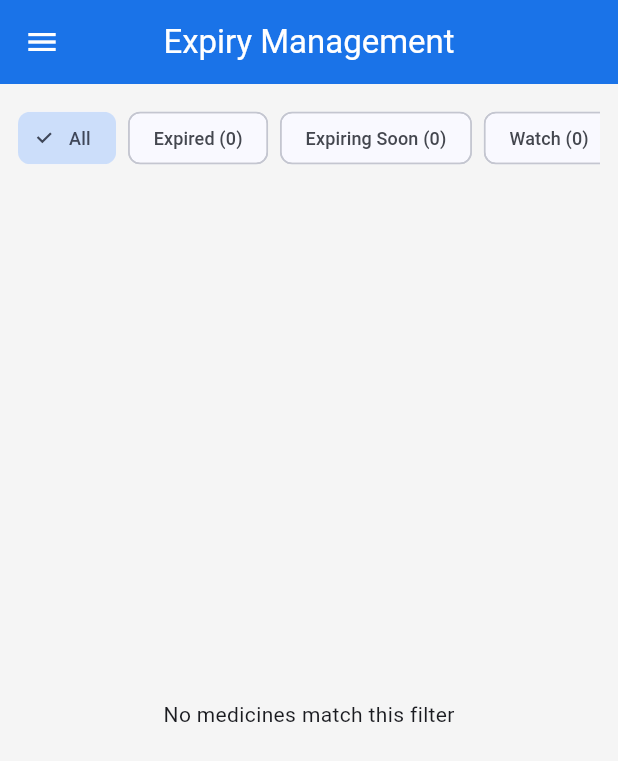
After one commit to founder-kindigi/MediOS, a Flutter app: the ExpiryManagementScreen screen opened by its route, on a phone screen of 412 x 824 dp. The commit adds this screen. Shown: the top 761 px of the screen. Run offline on Flutter 3.47's test engine with Material 3 defaults, Android fonts, the phone set to English and light mode, and no system bars; our stand-ins replace fl_chart, pdf, printing, share_plus, sqflite_common, sqflite_common_ffi and 1 more; accounts and stored records are empty.

Commit message:
Add Expiry Management screen with days-remaining badges
- Dedicated expiry tracking view with color-coded badges (red=expired, orange=<=30d, yellow=<=60d, green=OK)
- Filter chips: All, Expired, Expiring Soon, Watch, No Expiry
- Sorted by expiry date, tap to edit medicine
- Drawer entry, route registered

```diff
--- a/lib/core/widgets/app_drawer.dart
+++ b/lib/core/widgets/app_drawer.dart
@@ -40,6 +40,7 @@ class AppDrawer extends StatelessWidget {
           _drawerItem(context, Icons.dashboard, 'Dashboard', AppRouter.dashboard),
           _drawerItem(context, Icons.bar_chart, 'Reports', AppRouter.reports),
           _drawerItem(context, Icons.medication, 'Inventory', AppRouter.inventory),
+          _drawerItem(context, Icons.calendar_today, 'Expiry Mgmt', AppRouter.expiryManagement),
           _drawerItem(context, Icons.shopping_cart, 'Sales', AppRouter.sales),
           _drawerItem(context, Icons.people, 'Suppliers', AppRouter.suppliers),
           _drawerItem(context, Icons.receipt_long, 'Purchase Orders', AppRouter.purchaseOrders),
--- /dev/null
+++ b/lib/features/inventory/screens/expiry_management_screen.dart
@@ -0,0 +1,192 @@
+import 'package:flutter/material.dart';
+import 'package:provider/provider.dart';
+import '../services/inventory_service.dart';
+import '../../../core/constants/app_colors.dart';
+import '../../../core/widgets/app_drawer.dart';
+import '../../../core/utils/helpers.dart';
+import '../../../routes/app_router.dart';
+import '../../../models/medicine_model.dart';
+
+class ExpiryManagementScreen extends StatefulWidget {
+  const ExpiryManagementScreen({super.key});
+
+  @override
+  State<ExpiryManagementScreen> createState() => _ExpiryManagementScreenState();
+}
+
+class _ExpiryManagementScreenState extends State<ExpiryManagementScreen> {
+  String _filter = 'all';
+
+  @override
+  void initState() {
+    super.initState();
+    WidgetsBinding.instance.addPostFrameCallback((_) {
+      context.read<InventoryService>().loadMedicines();
+    });
+  }
+
+  @override
+  Widget build(BuildContext context) {
+    final inventory = context.watch<InventoryService>();
+    final all = inventory.medicines;
+    final medicines = _filtered(all);
+    final cExpired = _count(all, 'expired');
+    final cSoon = _count(all, 'soon');
+    final cWatch = _count(all, 'watch');
+    final cNone = _count(all, 'none');
+
+    return Scaffold(
+      appBar: AppBar(title: const Text('Expiry Management')),
+      drawer: const AppDrawer(),
+      body: Column(
+        children: [
+          Padding(
+            padding: const EdgeInsets.all(12),
+            child: SingleChildScrollView(
+              scrollDirection: Axis.horizontal,
+              child: Row(
+                children: [
+                  _filterChip('All', 'all'),
+                  _filterChip('Expired ($cExpired)', 'expired'),
+                  _filterChip('Expiring Soon ($cSoon)', 'soon'),
+                  _filterChip('Watch ($cWatch)', 'watch'),
+                  _filterChip('No Expiry ($cNone)', 'none'),
+                ],
+              ),
+            ),
+          ),
+          Expanded(
+            child: inventory.isLoading
+                ? const Center(child: CircularProgressIndicator())
+                : medicines.isEmpty
+                    ? const Center(child: Text('No medicines match this filter'))
+                    : RefreshIndicator(
+                        onRefresh: () => inventory.loadMedicines(),
+                        child: ListView.builder(
+                          padding: const EdgeInsets.symmetric(horizontal: 12),
+                          itemCount: medicines.length,
+                          itemBuilder: (context, index) {
+                            final m = medicines[index];
+                            final days = _daysRemaining(m);
+                            return Card(
+                              child: ListTile(
+                                leading: CircleAvatar(
+                                  backgroundColor: _expiryColor(days).withValues(alpha: 0.2),
+                                  child: Icon(Icons.calendar_today,
+                                      color: _expiryColor(days), size: 20),
+                                ),
+                                title: Text(m.name,
+                                    style: const TextStyle(fontWeight: FontWeight.w600)),
+                                subtitle: Text(
+                                  '${m.manufacturer} | Stock: ${m.stockQuantity} ${m.unit}',
+                                ),
+                                trailing: Column(
+                                  mainAxisAlignment: MainAxisAlignment.center,
+                                  crossAxisAlignment: CrossAxisAlignment.end,
+                                  children: [
+                                    if (m.expiryDate != null) ...[
+                                      Text(Helpers.formatDate(m.expiryDate!),
+                                          style: const TextStyle(fontSize: 12)),
+                                      const SizedBox(height: 2),
+                                      Container(
+                                        padding: const EdgeInsets.symmetric(
+                                            horizontal: 6, vertical: 2),
+                                        decoration: BoxDecoration(
+                                          color: _expiryColor(days).withValues(alpha: 0.15),
+                                          borderRadius: BorderRadius.circular(8),
+                                        ),
+                                        child: Text(
+                                          _daysLabel(days),
+                                          style: TextStyle(
+                                            fontSize: 11,
+                                            fontWeight: FontWeight.bold,
+                                            color: _expiryColor(days),
+                                          ),
+                                        ),
+                                      ),
+                                    ] else
+                                      const Text('No expiry',
+                                          style: TextStyle(
+                                              fontSize: 12, color: AppColors.textSecondary)),
+                                  ],
+                                ),
+                                onTap: () {
+                                  Navigator.pushNamed(
+                                    context,
+                                    '${AppRouter.inventory}/add',
+                                    arguments: m,
+                                  );
+                                },
+                              ),
+                            );
+                          },
+                        ),
+                      ),
+          ),
+        ],
+      ),
+    );
+  }
+
+  int _count(List<MedicineModel> all, [String? group]) {
+    if (group == null) return all.length;
+    return _filtered(all, forceGroup: group).length;
+  }
+
+  List<MedicineModel> _filtered(List<MedicineModel> all, {String? forceGroup}) {
+    final group = forceGroup ?? _filter;
+    switch (group) {
+      case 'expired':
+        return all.where((m) => m.isExpired).toList()
+          ..sort((a, b) => (a.expiryDate ?? DateTime(0)).compareTo(b.expiryDate ?? DateTime(0)));
+      case 'soon':
+        return all.where((m) => m.isNearExpiry && !m.isExpired).toList()
+          ..sort((a, b) => (a.expiryDate ?? DateTime(9999)).compareTo(b.expiryDate ?? DateTime(9999)));
+      case 'watch':
+        return all.where((m) {
+          if (m.expiryDate == null) return false;
+          final d = m.expiryDate!.difference(DateTime.now()).inDays;
+          return d > 30 && d <= 60;
+        }).toList()
+          ..sort((a, b) => (a.expiryDate ?? DateTime(9999)).compareTo(b.expiryDate ?? DateTime(9999)));
+      case 'none':
+        return all.where((m) => m.expiryDate == null).toList();
+      default:
+        return all.where((m) => m.expiryDate != null).toList()
+          ..sort((a, b) => (a.expiryDate ?? DateTime(9999)).compareTo(b.expiryDate ?? DateTime(9999)));
+    }
+  }
+
+  int _daysRemaining(MedicineModel m) {
+    if (m.expiryDate == null) return 9999;
+    return m.expiryDate!.difference(DateTime.now()).inDays;
+  }
+
+  Color _expiryColor(int days) {
+    if (days <= 0) return AppColors.error;
+    if (days <= 30) return Colors.orange;
+    if (days <= 60) return AppColors.warning;
+    return AppColors.success;
+  }
+
+  String _daysLabel(int days) {
+    if (days <= 0) return 'EXPIRED';
+    if (days == 1) return '1 day left';
+    if (days <= 30) return '$days days';
+    if (days <= 60) return '$days days';
+    return 'OK';
+  }
+
+  Widget _filterChip(String label, String value) {
+    final isSelected = _filter == value;
+    return Padding(
+      padding: const EdgeInsets.only(right: 8),
+      child: FilterChip(
+        label: Text(label, style: const TextStyle(fontSize: 12)),
+        selected: isSelected,
+        onSelected: (_) => setState(() => _filter = value),
+        selectedColor: AppColors.primary.withValues(alpha: 0.2),
+      ),
+    );
+  }
+}
--- a/lib/main.dart
+++ b/lib/main.dart
@@ -12,6 +12,7 @@ import 'features/inventory/screens/inventory_screen.dart';
 import 'features/inventory/screens/add_medicine_screen.dart';
 import 'features/inventory/screens/transaction_history_screen.dart';
 import 'features/inventory/screens/stock_adjustment_screen.dart';
+import 'features/inventory/screens/expiry_management_screen.dart';
 import 'features/inventory/services/inventory_service.dart';
 import 'features/sales/screens/sales_screen.dart';
 import 'features/sales/screens/new_sale_screen.dart';
@@ -68,6 +69,7 @@ class MediOSApp extends StatelessWidget {
           AppRouter.inventory: (_) => const InventoryScreen(),
           '${AppRouter.inventory}/add': (ctx) => AddMedicineScreen(medicine: ModalRoute.of(ctx)?.settings.arguments as MedicineModel?),
           AppRouter.stockAdjustment: (_) => const StockAdjustmentScreen(),
+          AppRouter.expiryManagement: (_) => const ExpiryManagementScreen(),
           AppRouter.sales: (_) => const SalesScreen(),
           AppRouter.newSale: (_) => const NewSaleScreen(),
           AppRouter.suppliers: (_) => const SuppliersScreen(),
--- a/lib/routes/app_router.dart
+++ b/lib/routes/app_router.dart
@@ -13,4 +13,5 @@ class AppRouter {
   static const String customerDetail = '/customers/detail';
   static const String reports = '/reports';
   static const String stockAdjustment = '/inventory/adjust';
+  static const String expiryManagement = '/inventory/expiry';
 }
```
Also changed, not shown: 1 other file.
